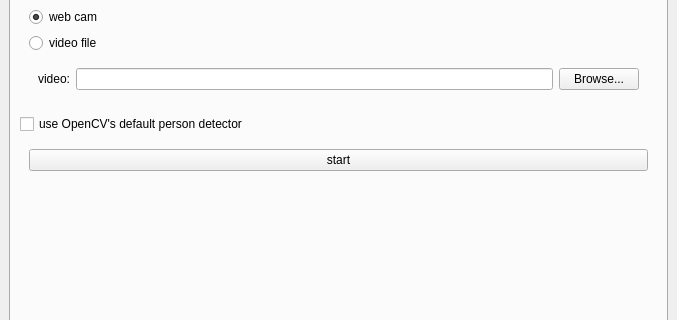
majdghada/MyPersonDetectionApp, file PersonDetector/detectormainwindow.ui: the form before one commit; both pictures show x 0 to 677 and y 158 to 478 of the 677 by 737 pixel window.
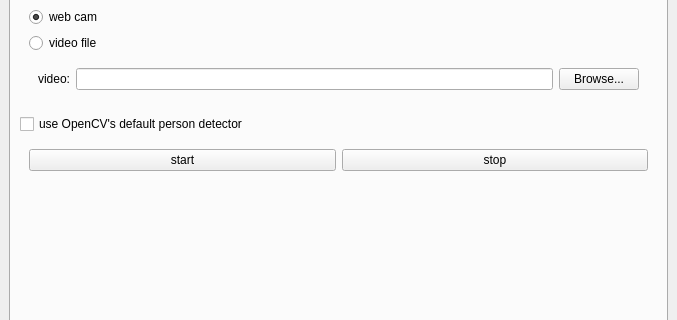
The form after the commit. Icons and pictures are not drawn.

The edit to the form file:
```diff
--- a/PersonDetector/detectormainwindow.ui
+++ b/PersonDetector/detectormainwindow.ui
@@ -246,6 +246,13 @@
              </property>
             </widget>
            </item>
+           <item>
+            <widget class="QPushButton" name="pushButton_5">
+             <property name="text">
+              <string>stop</string>
+             </property>
+            </widget>
+           </item>
           </layout>
          </widget>
         </item>
```
Left out of the diff: 33 changed lines with no effect on the pictures.
